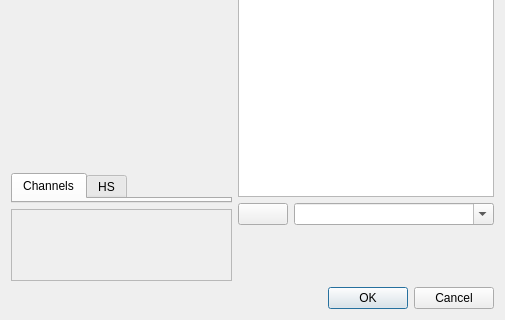
Qt form libs/widgets/WdgDlgInternalColorSelector.ui (KDE/krita) before a commit; both pictures show x 0 to 505 and y 170 to 490 of the 505 by 490 pixel window.
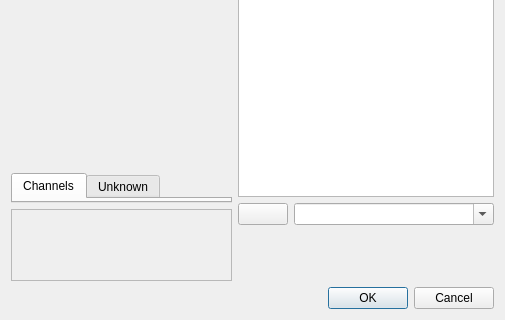
The same form after that commit. Custom widgets are drawn as their Qt base class.

Commit message:
Remove the HS<X> tab instead of disabling it
Also set tab-header to auto-hide and add i18n.

What changed in the file:
```diff
--- a/libs/widgets/WdgDlgInternalColorSelector.ui
+++ b/libs/widgets/WdgDlgInternalColorSelector.ui
@@ -45,6 +45,9 @@
          <property name="currentIndex">
           <number>0</number>
          </property>
+         <property name="tabBarAutoHide">
+          <bool>true</bool>
+         </property>
          <widget class="QWidget" name="tab_channel">
           <attribute name="title">
            <string>Channels</string>
@@ -79,7 +82,7 @@
          </widget>
          <widget class="QWidget" name="tab_hsx">
           <attribute name="title">
-           <string>HS&lt;X&gt;</string>
+           <string>Unknown</string>
           </attribute>
           <layout class="QVBoxLayout" name="verticalLayout_3">
            <property name="spacing">
```
The commit also changes 1 other file.
